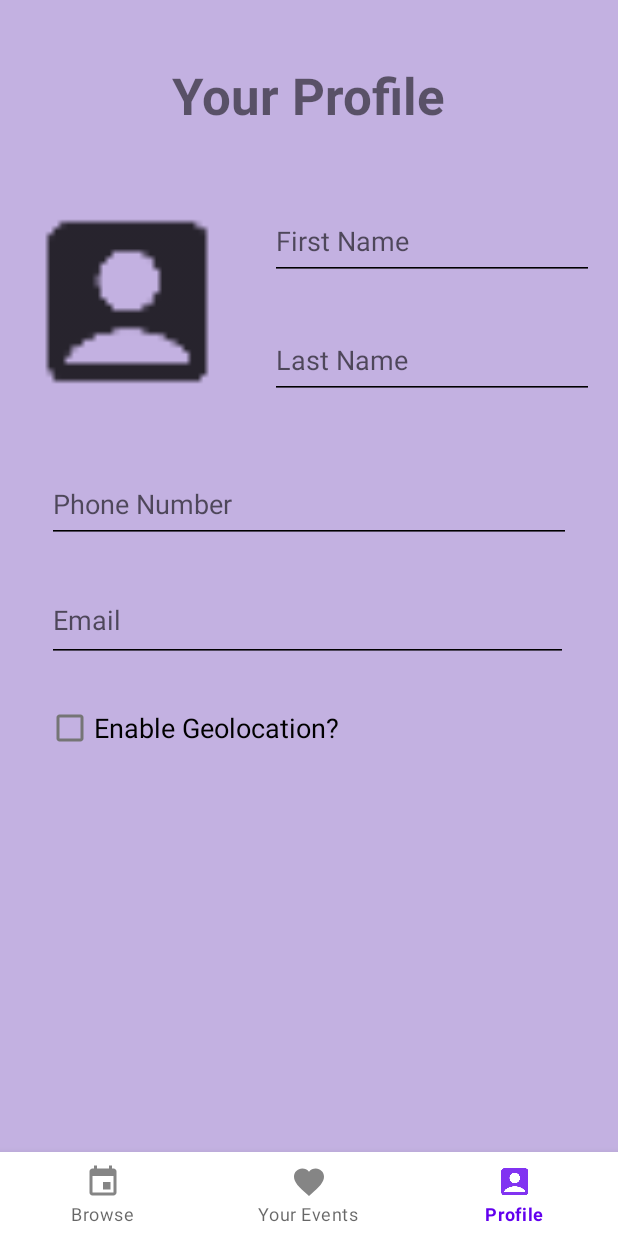
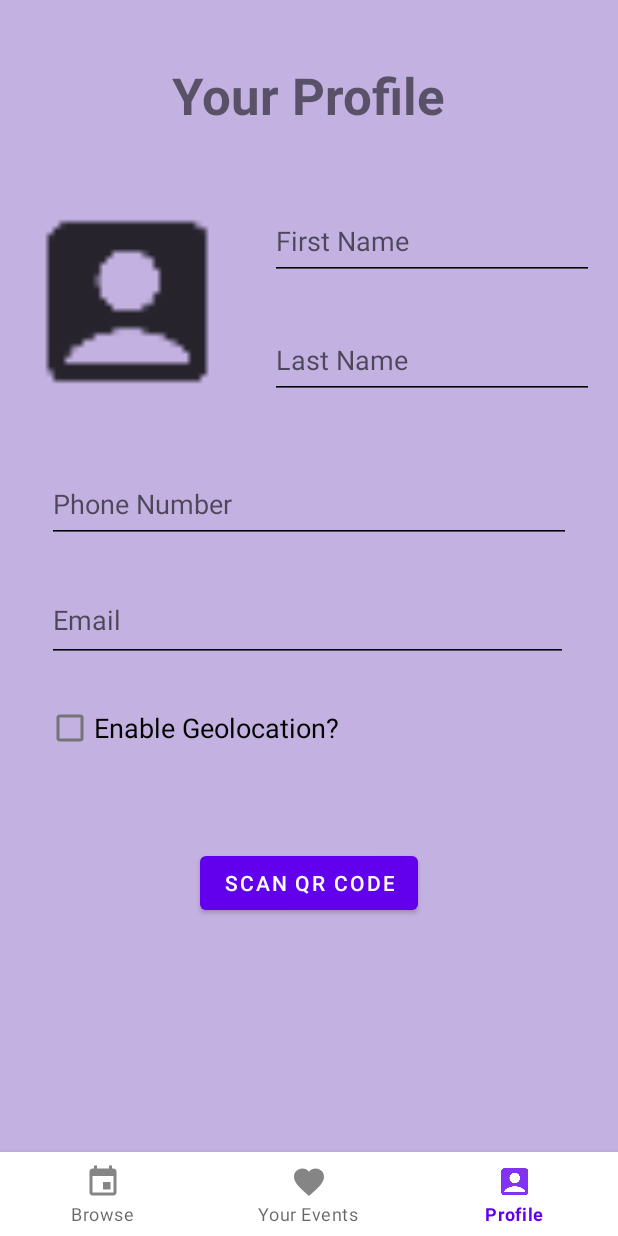
Before and after one commit to CMPUT301W24T40/Circle, an Android app: the screen it shows after launch (MainActivity), item 3 of the bottom bar chosen, on a phone screen of 412 x 824 dp. Run offline under Robolectric (Android 15) with nearby library versions, the phone set to English and light mode, and no system bars.

Commit message:
Implemented QR Scanner. Button is currently in "Your Profile" Button location to be reviewed later.

```diff
--- a/app/build.gradle.kts
+++ b/app/build.gradle.kts
@@ -53,4 +53,6 @@ dependencies {
     implementation("com.google.firebase:firebase-firestore")
     implementation("com.google.firebase:firebase-auth-ktx:22.3.1")
     implementation("com.google.firebase:firebase-inappmessaging-ktx:20.4.0")
+    //QR CODE
+    implementation ("com.journeyapps:zxing-android-embedded:4.2.0");
 }
--- a/app/src/main/java/com/example/circleapp/ProfileFragment.java
+++ b/app/src/main/java/com/example/circleapp/ProfileFragment.java
@@ -1,15 +1,15 @@
 package com.example.circleapp;
 
+import android.content.Intent;
 import android.os.Bundle;
 import android.view.LayoutInflater;
 import android.view.View;
 import android.view.ViewGroup;
+import android.widget.Button;
 import android.widget.CheckBox;
 import android.widget.EditText;
 
 import androidx.fragment.app.Fragment;
-
-import java.util.Objects;
 
 public class ProfileFragment extends Fragment {
 
@@ -18,6 +18,8 @@ public class ProfileFragment extends Fragment {
     EditText emailEditText;
     EditText phoneNumberEditText;
     CheckBox geolocationEditText;
+    Button scanButton;
+
 
     @Override
     public View onCreateView(LayoutInflater inflater, ViewGroup container,
@@ -40,6 +42,12 @@ public class ProfileFragment extends Fragment {
 //        user.setGeoEnabled(isGeoEnabled);
 
         // Inflate the layout for this fragment
-        return inflater.inflate(R.layout.fragment_profile, container, false);
-    }
+            View view = inflater.inflate(R.layout.fragment_profile, container, false);
+            scanButton = view.findViewById(R.id.scan_button);
+            scanButton.setOnClickListener(v -> {
+                Intent intent = new Intent(getActivity(), ScanQRActivity.class);
+                startActivity(intent);
+            });
+            return view;
+        }
 }
--- a/app/src/main/res/layout/fragment_profile.xml
+++ b/app/src/main/res/layout/fragment_profile.xml
@@ -105,4 +105,19 @@
         app:layout_constraintTop_toBottomOf="@+id/email"
         app:layout_constraintVertical_bias="0.017" />
 
+    <Button
+        android:id="@+id/scan_button"
+        android:layout_width="wrap_content"
+        android:layout_height="wrap_content"
+        android:layout_marginStart="32dp"
+        android:layout_marginTop="24dp"
+        android:layout_marginEnd="32dp"
+        android:layout_marginBottom="24dp"
+        android:text="Scan QR Code"
+        app:layout_constraintBottom_toBottomOf="parent"
+        app:layout_constraintEnd_toEndOf="parent"
+        app:layout_constraintStart_toStartOf="parent"
+        app:layout_constraintTop_toTopOf="parent"
+        app:layout_constraintVertical_bias="0.82" />
+
 </androidx.constraintlayout.widget.ConstraintLayout>
```
Also changed, not shown: app/src/main/AndroidManifest.xml (+8 -0 lines), app/src/main/java/com/example/circleapp/ScanQRActivity.java (added, +57 -0 lines), app/src/main/res/layout/scan_qr.xml (added, +9 -0 lines).
